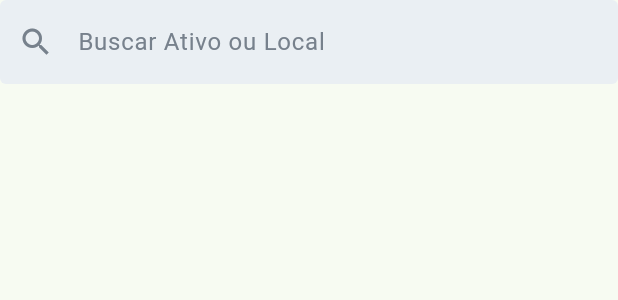
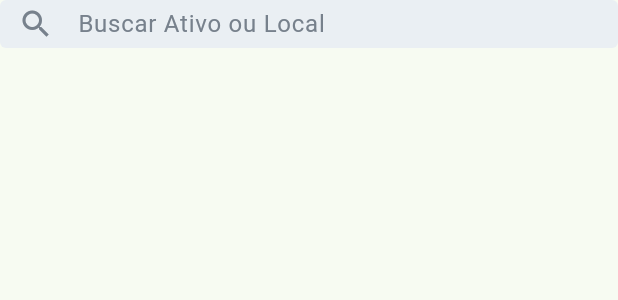
Before and after one commit to Patrickalvares/tractian_flutter_challenge, a Flutter app: the SearchBarWidget widget shown alone on an empty page, opened directly with empty values, on a phone screen of 412 x 824 dp. Shown: the top 300 px of the screen. Run offline on Flutter 3.47's test engine with Material 3 defaults, Android fonts, the phone set to English and light mode, and no system bars; our stand-ins replace dio, flutter_svg, get_it, shimmer_animation; network calls fail.

Commit message:
melhoria em SearchBarWidget

```diff
--- a/lib/features/assets_list/assets_list_view.dart
+++ b/lib/features/assets_list/assets_list_view.dart
@@ -45,7 +45,7 @@ class _AssetsListViewState extends StatefulBaseState<AssetsListView, AssetsListV
           icon: SvgPicture.asset(AppSvg.backButtonAppbar),
         ),
         centerTitle: true,
-        title: const Text("Assets"),
+        title: const Text("Assets", style: TextStyle(color: AppColor.white)),
         backgroundColor: AppColor.appBar,
         toolbarHeight: 48,
       ),
@@ -84,6 +84,7 @@ class _AssetsListViewState extends StatefulBaseState<AssetsListView, AssetsListV
                   hasActiveFilters: viewModel.hasActiveFilters,
                   onClearFilters: viewModel.clearFilters,
                 ),
+                Divider(color: AppColor.lightFont.withValues(alpha: 0.15), height: 1),
                 Expanded(
                   child: Visibility(
                     visible: state.treeNodes.isNotEmpty,
--- a/lib/features/assets_list/components/search_bar_widget.dart
+++ b/lib/features/assets_list/components/search_bar_widget.dart
@@ -15,7 +15,9 @@ class SearchBarWidget extends StatelessWidget {
 
   @override
   Widget build(BuildContext context) {
-    return TextField(
+    return SizedBox(
+      height: 32,
+      child: TextField(
         controller: controller,
         onChanged: onChanged,
         decoration: InputDecoration(
@@ -39,6 +41,8 @@ class SearchBarWidget extends StatelessWidget {
               icon: const Icon(Icons.clear, color: AppColor.lightFont),
             ),
           ),
+          contentPadding: const EdgeInsets.symmetric(vertical: 0, horizontal: 12),
+        ),
       ),
     );
   }
--- a/lib/features/assets_list/components/tree_widget.dart
+++ b/lib/features/assets_list/components/tree_widget.dart
@@ -103,6 +103,7 @@ class _TreeNodeWidget extends StatelessWidget {
             Expanded(
               child: Text(
                 node.name,
+                maxLines: 2,
                 style: const TextStyle(fontSize: 14, color: AppColor.darkFont),
               ),
             ),
```
Lines whose indentation alone changed are shown as unchanged.
